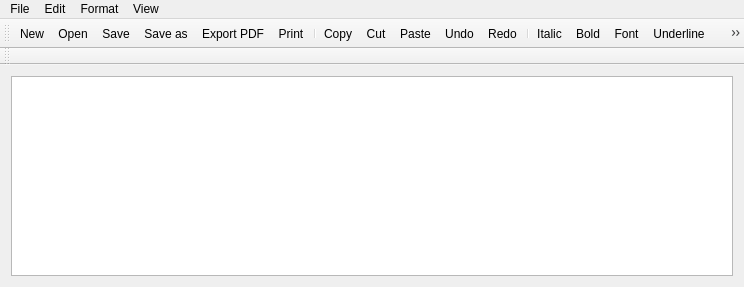
Qt form notepad.ui (letol/shared-editor) before a commit.
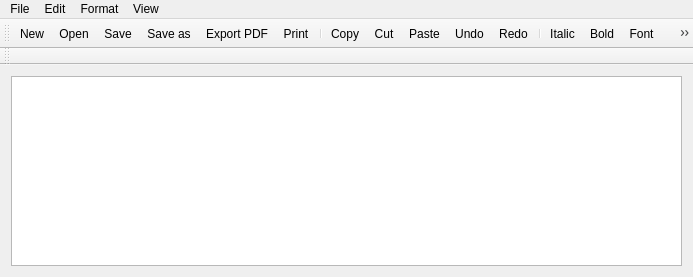
The same form after that commit. Icons and pictures are not drawn.

Diff of the .ui file:
```diff
--- a/notepad.ui
+++ b/notepad.ui
@@ -6,30 +6,23 @@
    <rect>
     <x>0</x>
     <y>0</y>
-    <width>744</width>
-    <height>287</height>
+    <width>693</width>
+    <height>277</height>
    </rect>
   </property>
+  <property name="minimumSize">
+   <size>
+    <width>693</width>
+    <height>277</height>
+   </size>
+  </property>
   <property name="windowTitle">
    <string>Notepad</string>
   </property>
   <widget class="QWidget" name="centralWidget">
-   <property name="sizePolicy">
-    <sizepolicy hsizetype="Expanding" vsizetype="Expanding">
-     <horstretch>0</horstretch>
-     <verstretch>0</verstretch>
-    </sizepolicy>
-   </property>
    <layout class="QGridLayout" name="gridLayout">
     <item row="0" column="0">
-     <widget class="QTextEdit" name="textEdit">
-      <property name="sizePolicy">
-       <sizepolicy hsizetype="Expanding" vsizetype="Expanding">
-        <horstretch>0</horstretch>
-        <verstretch>0</verstretch>
-       </sizepolicy>
-      </property>
-     </widget>
+     <widget class="QTextEdit" name="textEdit"/>
     </item>
    </layout>
   </widget>
@@ -38,7 +31,7 @@
     <rect>
      <x>0</x>
      <y>0</y>
-     <width>744</width>
+     <width>693</width>
      <height>21</height>
     </rect>
    </property>
```
